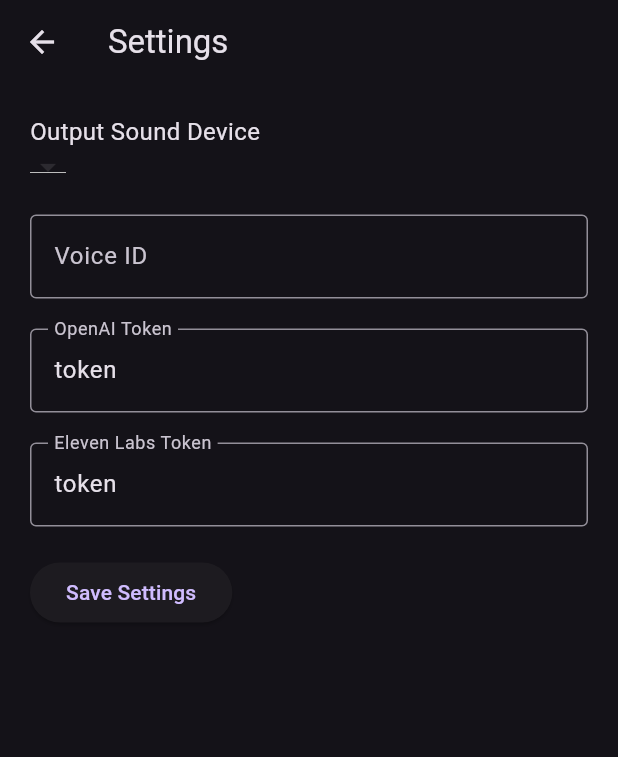
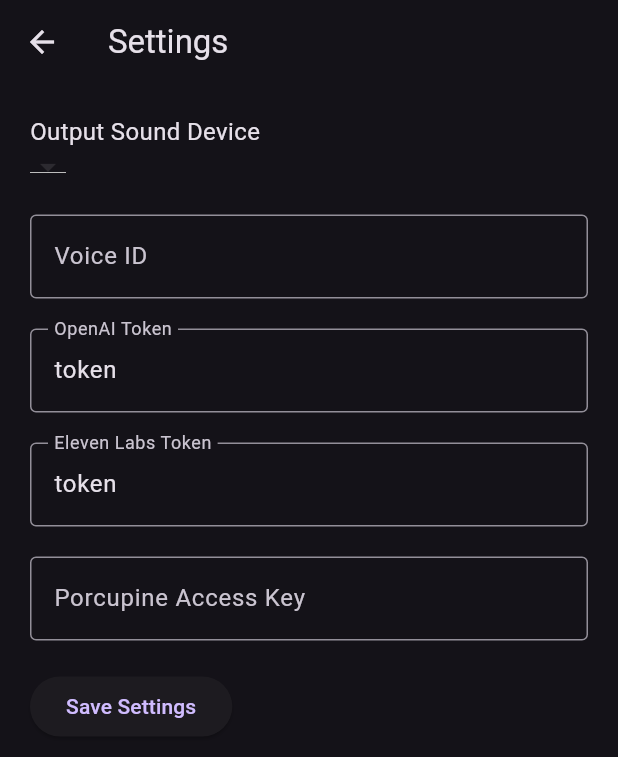
Before and after one commit to Albin-Thapaliya/aitoy, a Flutter app: the screen it shows after launch, after a tap on the "settings" icon, on a phone screen of 412 x 824 dp. Shown: the top 757 px of the screen. Run offline on Flutter 3.47's test engine with Material 3 defaults, Android fonts, the phone set to English and light mode, and no system bars; our stand-ins replace audioplayers, shared_preferences, speech_to_text; missing offline and left inert: porcupine_flutter; network calls fail.

Commit message:
Replacing Porcupine API Key To Changeable At Setting
replaced Column to SingleChildScrollView
hide / make changeable porcupineAccessKey

```diff
--- a/lib/main.dart
+++ b/lib/main.dart
@@ -92,9 +92,11 @@ void _initializeSpeech() async {
 }
 
   void _initPorcupine() async {
+    SharedPreferences prefs = await SharedPreferences.getInstance();
+    String accessKey = prefs.getString('porcupineAccessKey') ?? '';
     try {
       _porcupineManager = await PorcupineManager.fromKeywordPaths(
-        "// add api key here of porcupine",
+        accessKey,
         ["assets/keywords/Hey-Rodney_en_android_v3_0_0.ppn"],
         _wakeWordDetected,
       );
--- a/lib/settings_page.dart
+++ b/lib/settings_page.dart
@@ -1,6 +1,6 @@
 import 'package:flutter/material.dart';
+import 'package:shared_preferences/shared_preferences.dart';
 import 'package:flutter/services.dart';
-import 'package:shared_preferences/shared_preferences.dart';
 
 class SettingsPage extends StatefulWidget {
   const SettingsPage({super.key});
@@ -14,6 +14,7 @@ class _SettingsPageState extends State<SettingsPage> {
   TextEditingController openAiTokenController = TextEditingController();
   TextEditingController elevenLabsTokenController = TextEditingController();
   TextEditingController voiceIdController = TextEditingController();
+  TextEditingController porcupineAccessKeyController = TextEditingController();
 
   List<String> outputDevices = [];
   static const platform = MethodChannel('bluetooth_plugin');
@@ -31,12 +32,14 @@ class _SettingsPageState extends State<SettingsPage> {
     String? elevenLabsToken = prefs.getString('elevenLabsToken');
     String? selectedOutputDevice = prefs.getString('selectedOutputDevice');
     String? voiceId = prefs.getString('voiceId');
+    String? porcupineAccessKey = prefs.getString('porcupineAccessKey');
 
     setState(() {
       openAiTokenController.text = openAiToken ?? '';
       elevenLabsTokenController.text = elevenLabsToken ?? '';
       this.selectedOutputDevice = selectedOutputDevice ?? 'Default Speaker';
       voiceIdController.text = voiceId ?? '';
+      porcupineAccessKeyController.text = porcupineAccessKey ?? '';
     });
   }
 
@@ -60,6 +63,7 @@ class _SettingsPageState extends State<SettingsPage> {
     await prefs.setString('elevenLabsToken', elevenLabsTokenController.text);
     await prefs.setString('selectedOutputDevice', selectedOutputDevice);
     await prefs.setString('voiceId', voiceIdController.text);
+    await prefs.setString('porcupineAccessKey', porcupineAccessKeyController.text);
 
     Navigator.pop(context);
   }
@@ -72,6 +76,7 @@ class _SettingsPageState extends State<SettingsPage> {
       ),
       body: Padding(
         padding: const EdgeInsets.all(20.0),
+        child: SingleChildScrollView(
           child: Column(
             crossAxisAlignment: CrossAxisAlignment.start,
             children: [
@@ -115,6 +120,14 @@ class _SettingsPageState extends State<SettingsPage> {
                 ),
               ),
               const SizedBox(height: 20),
+              TextField(
+                controller: porcupineAccessKeyController,
+                decoration: const InputDecoration(
+                  border: OutlineInputBorder(),
+                  labelText: 'Porcupine Access Key',
+                ),
+              ),
+              const SizedBox(height: 20),
               ElevatedButton(
                 onPressed: _saveSettings,
                 child: const Text('Save Settings'),
@@ -122,6 +135,7 @@ class _SettingsPageState extends State<SettingsPage> {
             ],
           ),
         ),
+      ),
     );
   }
 }
```
Lines whose indentation alone changed are shown as unchanged.
